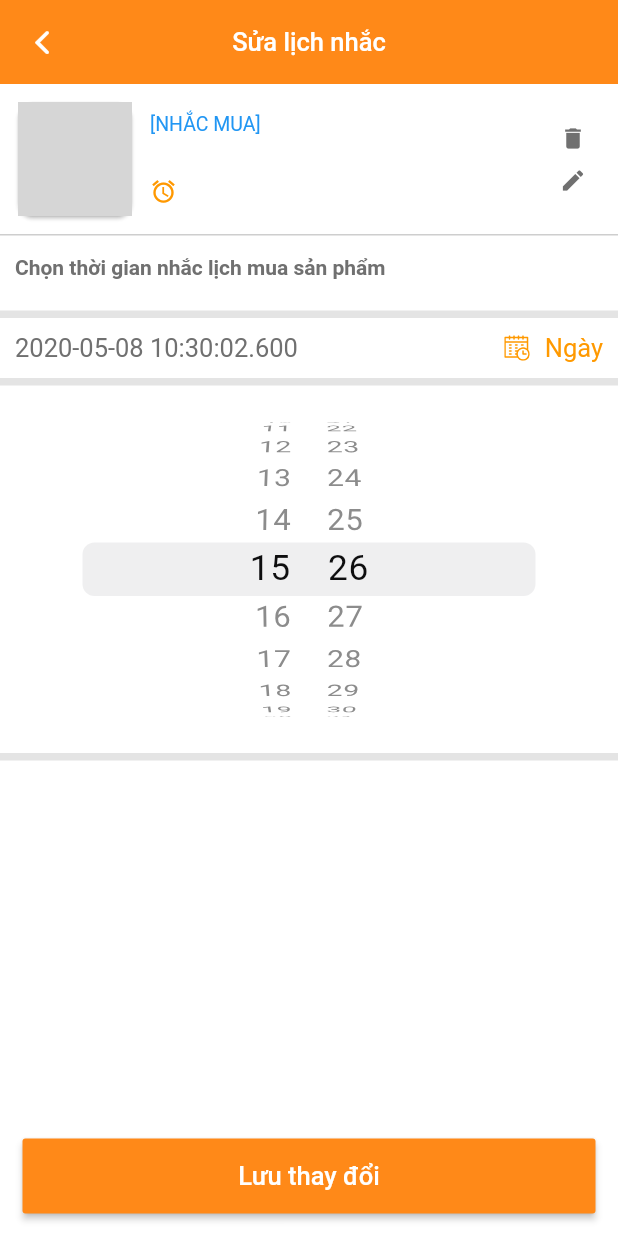
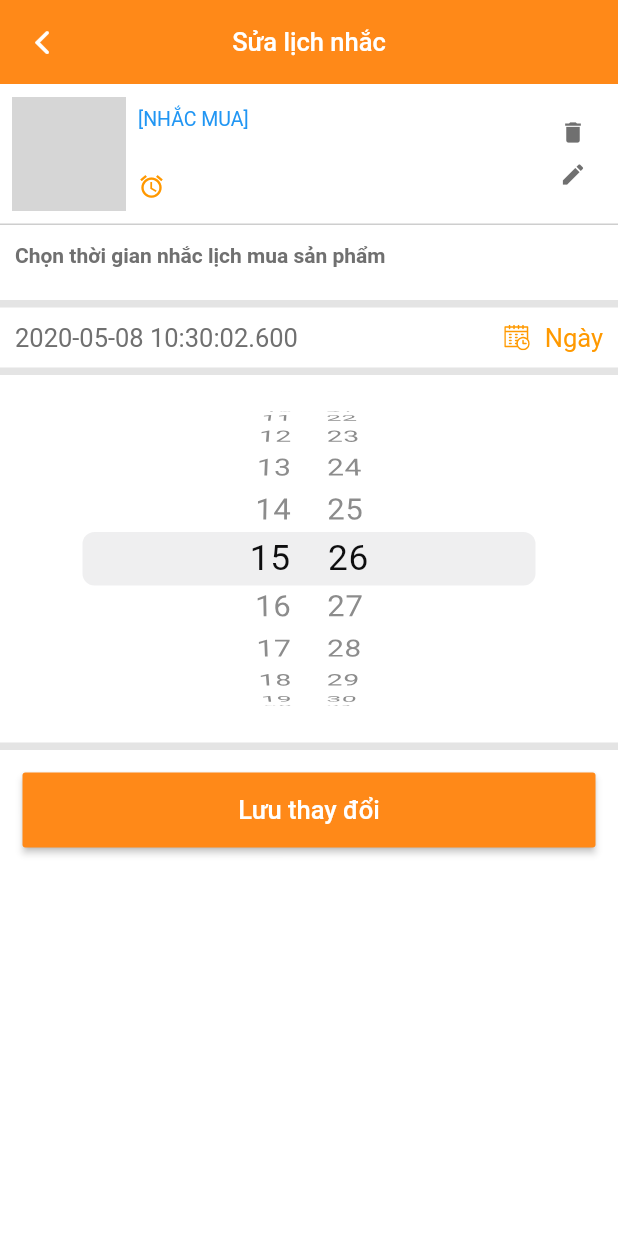
Before and after one commit to NhaPCS/baby_garden, a Flutter app: the RemindEditScreen screen opened directly with empty values, on a phone screen of 412 x 824 dp. Run offline on Flutter 3.47's test engine with Material 2 defaults, Android fonts, the phone set to English and light mode, and no system bars; our stand-ins replace auto_size_text, cached_network_image, carousel_slider, dots_indicator, fl_chart, flutter_html and 10 more; accounts and stored records are empty; grey boxes are pictures that could not be loaded.

Commit message:
fix field in get remind calendar

```diff
--- a/lib/data/model/remind_calendar.dart
+++ b/lib/data/model/remind_calendar.dart
@@ -66,7 +66,8 @@ class RemindCalendar {
     time4 = calendar['time_4'];
     datetime = calendar['date'];
     productId = calendar['product_id'] != null ? calendar['product_id'] : '';
-    productName = calendar['name'] != null ? calendar['name'] : '';
+    productName =
+        calendar['product_name'] != null ? calendar['product_name'] : '';
     price = calendar['price'] != null ? calendar['price'] : '';
     image = [null, []].contains(calendar['image'])
         ? calendar['image'][0]
--- a/lib/screen/remind_edit/remind_edit_screen.dart
+++ b/lib/screen/remind_edit/remind_edit_screen.dart
@@ -32,10 +32,12 @@ class _RemindEditScreen extends BaseState<RemindEditScreen> {
         appBar: getAppBar(
           title: S.of(context).editReminder,
         ),
-        body: Column(children: <Widget>[
-          Container(child: RemindCardItem(calendar: widget.calendar)),
+        body: SingleChildScrollView(
+          child: Column(children: <Widget>[
+            RemindCardItem(calendar: widget.calendar),
             Container(
-            padding: EdgeInsets.only(left: SizeUtil.smallSpace, top: 13.5),
+              padding: EdgeInsets.only(
+                  left: SizeUtil.smallSpace, top: SizeUtil.midSpace),
               width: double.infinity,
               height: SizeUtil.hugSpace,
               child: Text(
@@ -107,7 +109,8 @@ class _RemindEditScreen extends BaseState<RemindEditScreen> {
                                   pickerTextStyle: TextStyle(
                                       color: Colors.orange, fontSize: 20),
                                   tabLabelTextStyle: TextStyle(fontSize: 80),
-                                navLargeTitleTextStyle: TextStyle(fontSize: 50),
+                                  navLargeTitleTextStyle:
+                                      TextStyle(fontSize: 50),
                                   navActionTextStyle:
                                       TextStyle(color: Colors.orange),
                                   navTitleTextStyle: TextStyle(fontSize: 40),
@@ -162,7 +165,8 @@ class _RemindEditScreen extends BaseState<RemindEditScreen> {
                 ),
               ),
             )
-        ]));
+          ]),
+        ));
   }
 
   @override
--- a/lib/screen/remind_management/item/remind_card_item.dart
+++ b/lib/screen/remind_management/item/remind_card_item.dart
@@ -16,6 +16,8 @@ class RemindCardItem extends StatelessWidget {
   @override
   Widget build(BuildContext context) {
     final _remindCalendarProvider = RemindCalendarProvider();
+    bool _validURL = Uri.parse(calendar.image).isAbsolute;
+
     return Container(
       padding: const EdgeInsets.all(
         SizeUtil.midSmallSpace,
@@ -23,18 +25,21 @@ class RemindCardItem extends StatelessWidget {
       decoration: setBorder('bottom', ColorUtil.lineLightGray, 1),
       width: double.infinity,
       child: Row(children: <Widget>[
-        CircleImage(
-            borderRadius: SizeUtil.smallRadius,
-            width: 76.0,
-            height: 76.0,
-            imageUrl: calendar.image),
-        // ClipRRect(
-        //   child: Image.asset(
-        //     calendar.image,
-        //     width: 76.0,
-        //     height: 76.0,
-        //   ),
-        // ),
+        _validURL
+            ? CircleImage(
+                borderRadius: SizeUtil.smallRadius,
+                width: 76.0,
+                height: 76.0,
+                imageUrl: calendar.image)
+            :
+            // default image to test
+            ClipRRect(
+                child: Image.asset(
+                  calendar.image,
+                  width: 76.0,
+                  height: 76.0,
+                ),
+              ),
         Expanded(
           child: Padding(
               padding: const EdgeInsets.all(
@@ -46,7 +51,7 @@ class RemindCardItem extends StatelessWidget {
                     RichText(
                         text: TextSpan(
                             style: TextStyle(
-                                fontSize: SizeUtil.textSizeDefault,
+                                fontSize: SizeUtil.textSizeExpressDetail,
                                 color: Colors.black),
                             children: <TextSpan>[
                           TextSpan(
@@ -56,13 +61,10 @@ class RemindCardItem extends StatelessWidget {
                                   : "[${S.of(context).remindUse}] "
                                       .toUpperCase(),
                               style: TextStyle(
-                                  fontSize: 13,
                                   color: calendar.type == RemindType.remindBuy
                                       ? Colors.blue
                                       : Colors.orange)),
-                          TextSpan(
-                              text: calendar.productName,
-                              style: TextStyle(fontSize: 13))
+                          TextSpan(text: calendar.productName)
                         ])),
                     Padding(
                       padding: const EdgeInsets.only(top: SizeUtil.tinySpace),
```
Lines whose indentation alone changed are shown as unchanged.
